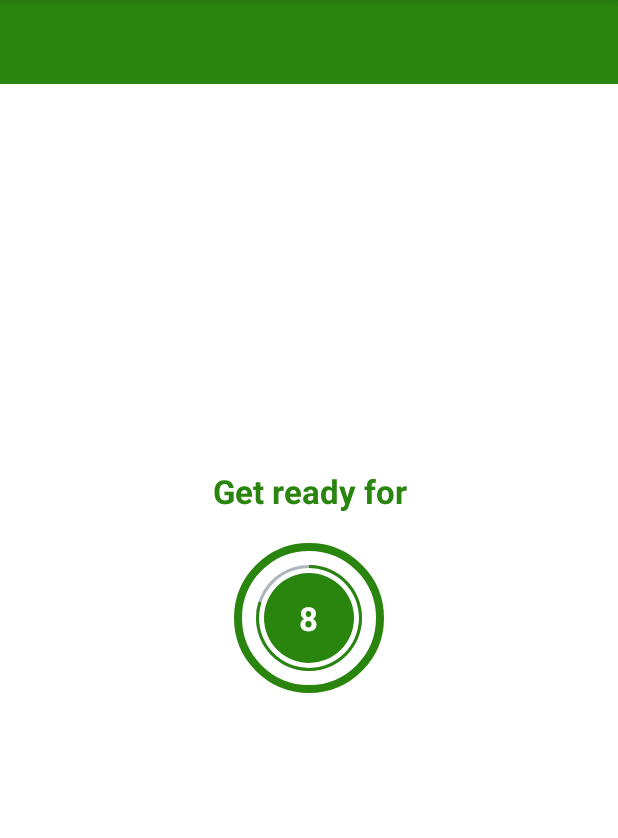
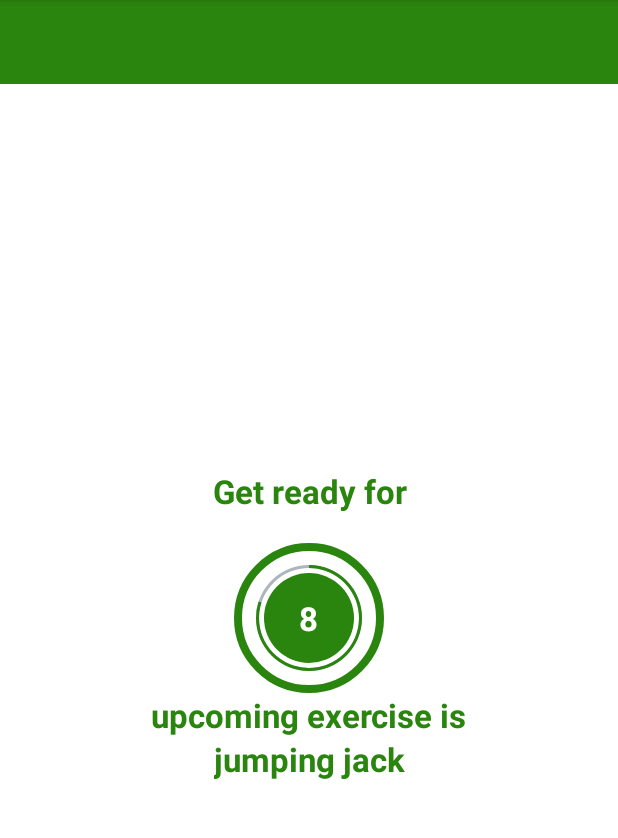
Before and after one commit to Emeka207ja/workoutapp, an Android app: the screen it shows after launch (ExerciseActivity), after a tap on "start", on a phone screen of 412 x 824 dp, the part 84-922 px from its top. Run offline under Robolectric (Android 15) with nearby library versions, the phone set to English and light mode, and no system bars; 1 statement that could not run was skipped.

Commit message:
added exercise view page

```diff
--- /dev/null
+++ b/app/src/main/java/com/example/workoutapp/Constants.kt
@@ -0,0 +1,53 @@
+package com.example.workoutapp
+
+object Constants {
+    private var exerciseList = ArrayList<ExerciseModel>()
+
+    private val jumpingJack:ExerciseModel = ExerciseModel(
+        1,
+        "jumping jack",
+        R.drawable.ic_jumping_jacks,
+        false,
+        false
+    )
+    private val plank:ExerciseModel = ExerciseModel(
+        2,
+        "plank",
+        R.drawable.ic_plank,
+        false,
+        false,
+    )
+    private val pushUp:ExerciseModel = ExerciseModel(
+        3,
+        "push up",
+        R.drawable.ic_push_up,
+        false,
+        false,
+    )
+    private val squat :ExerciseModel = ExerciseModel(
+        4,
+        "squat",
+        R.drawable.ic_squat,
+        false,
+        false
+    )
+    private val lunge :ExerciseModel = ExerciseModel(
+        5,
+        "lunge",
+        R.drawable.ic_lunge,
+        false,
+        false
+    )
+    fun getExerciseList():ArrayList<ExerciseModel>{
+        addExerciseToList(jumpingJack)
+        addExerciseToList(plank)
+        addExerciseToList(pushUp)
+        addExerciseToList(lunge)
+        addExerciseToList(squat)
+        return exerciseList
+    }
+
+    private fun addExerciseToList(exercise:ExerciseModel){
+        exerciseList.add(exercise)
+    }
+}
--- a/app/src/main/java/com/example/workoutapp/ExerciseActivity.kt
+++ b/app/src/main/java/com/example/workoutapp/ExerciseActivity.kt
@@ -13,8 +13,9 @@ class ExerciseActivity : AppCompatActivity() {
     private var restProgress:Int = 0
     private var exerciseTimer :CountDownTimer? = null
     private var exerciseProgress:Int = 0
-
+    private var exerciseList :ArrayList<ExerciseModel>? = null
     private var binding : ActivityExerciseBinding? = null
+    private var currentExercisePosition:Int = -1
     override fun onCreate(savedInstanceState: Bundle?) {
         super.onCreate(savedInstanceState)
         binding = ActivityExerciseBinding.inflate(layoutInflater)
@@ -26,14 +27,26 @@ class ExerciseActivity : AppCompatActivity() {
         binding?.toolbarExercise?.setNavigationOnClickListener {
             onBackPressedDispatcher.onBackPressed()
         }
+        exerciseList = Constants.getExerciseList()
         setUpRestView()
+
     }
 
     private fun setUpRestView(){
+        binding?.flCounter?.visibility = View.VISIBLE
+        binding?.tvStart?.visibility = View.VISIBLE
+        binding?.tvStart?.visibility = View.VISIBLE
+        binding?.tvExerciseName?.visibility = View.INVISIBLE
+        binding?.flExerciseView?.visibility = View.INVISIBLE
+        binding?.ivExerciseIcons?.visibility = View.INVISIBLE
+        binding?.tvExerciseLabel?.visibility = View.VISIBLE
+        binding?.tvUpcomingExerciseName?.visibility = View.VISIBLE
         if(restTimer != null){
             restTimer?.cancel()
             restProgress = 0
         }
+
+        binding?.tvUpcomingExerciseName?.text = exerciseList!![currentExercisePosition+1].getName()
         setRestProgress()
     }
     private  fun setRestProgress() {
@@ -46,6 +59,7 @@ class ExerciseActivity : AppCompatActivity() {
             }
 
             override fun onFinish() {
+                currentExercisePosition++
                 setupExerciseView()
             }
 
@@ -62,20 +76,30 @@ class ExerciseActivity : AppCompatActivity() {
             }
 
             override fun onFinish() {
-                Toast.makeText(this@ExerciseActivity,"30 seconds over",Toast.LENGTH_SHORT).show()
+               if(currentExercisePosition<exerciseList!!.size-1){
+                   setUpRestView()
+               }else{
+                   Toast.makeText(this@ExerciseActivity,"finished",Toast.LENGTH_SHORT).show()
+               }
             }
         }.start()
     }
 
     private fun setupExerciseView(){
         binding?.flCounter?.visibility = View.INVISIBLE
-        binding?.tvStart?.text = "Exercise name"
+        binding?.tvStart?.visibility = View.INVISIBLE
+        binding?.tvExerciseName?.visibility = View.VISIBLE
         binding?.flExerciseView?.visibility = View.VISIBLE
+        binding?.ivExerciseIcons?.visibility = View.VISIBLE
+        binding?.tvExerciseLabel?.visibility = View.INVISIBLE
+        binding?.tvUpcomingExerciseName?.visibility = View.INVISIBLE
         if(exerciseTimer != null){
             exerciseTimer?.cancel()
             exerciseProgress = 0
         }
         setupExerciseProgressTimer()
+        binding?.ivExerciseIcons?.setImageResource(exerciseList!![currentExercisePosition].getImage())
+        binding?.tvExerciseName?.text = exerciseList!![currentExercisePosition].getName()
     }
 
     override fun onDestroy() {
--- /dev/null
+++ b/app/src/main/java/com/example/workoutapp/exerciseData.kt
@@ -0,0 +1,9 @@
+package com.example.workoutapp
+
+data class ExerciseData(
+     var id:Int,
+     var name:String,
+     var image:Int,
+     var isCompleted:Boolean,
+     var isSelected:Boolean
+)
--- /dev/null
+++ b/app/src/main/java/com/example/workoutapp/exerciseDataClass.kt
@@ -0,0 +1,42 @@
+package com.example.workoutapp
+
+class ExerciseModel(
+    private var id:Int,
+    private var name:String,
+    private var image:Int,
+    private var isCompleted:Boolean,
+    private var isSelected:Boolean
+) {
+    fun getId():Int{
+        return id
+    }
+
+    fun setId(id:Int){
+        this.id = id
+    }
+
+    fun getImage():Int{
+        return image
+    }
+    fun setImage(imgId:Int){
+        this.image = imgId
+    }
+    fun getName():String{
+        return name
+    }
+    fun setName(name:String){
+        this.name = name
+    }
+    fun getIsCompleted():Boolean{
+        return isCompleted
+    }
+    fun setIsCompleted(isComplete:Boolean){
+        this.isCompleted = isComplete
+    }
+    fun getIsSelected():Boolean{
+        return isSelected
+    }
+    fun setIsSelected(selected:Boolean){
+        this.isSelected = selected
+    }
+}
--- a/app/src/main/res/layout/activity_exercise.xml
+++ b/app/src/main/res/layout/activity_exercise.xml
@@ -76,6 +76,58 @@
         </LinearLayout>
     </FrameLayout>
 
+    <TextView
+        android:id = "@+id/tvExerciseLabel"
+        android:layout_width = "wrap_content"
+        android:layout_height = "wrap_content"
+        android:text = "@string/upcoming_exercise_is"
+        app:layout_constraintTop_toBottomOf="@+id/flCounter"
+        app:layout_constraintBottom_toTopOf = "@+id/tvUpcomingExerciseName"
+        app:layout_constraintStart_toStartOf="parent"
+        app:layout_constraintEnd_toEndOf="parent"
+        android:textColor="@color/light_green"
+        android:textSize = "22sp"
+        android:textStyle = "bold"
+        />
+
+    <TextView
+        android:id = "@+id/tvUpcomingExerciseName"
+        android:layout_width = "wrap_content"
+        android:layout_height = "wrap_content"
+        app:layout_constraintTop_toBottomOf="@+id/tvExerciseLabel"
+        app:layout_constraintStart_toStartOf="parent"
+        app:layout_constraintEnd_toEndOf="parent"
+        android:textColor="@color/light_green"
+        android:textSize = "22sp"
+        android:textStyle = "bold"
+        />
+
+    <ImageView
+        android:layout_width = "match_parent"
+        android:layout_height = "0dp"
+        tools:src = "@drawable/ic_jumping_jacks"
+        android:scaleType="fitXY"
+        android:visibility = "gone"
+        tools:visibility="visible"
+        app:layout_constraintTop_toBottomOf="@+id/toolbarExercise"
+        android:id = "@+id/ivExerciseIcons"
+        app:layout_constraintBottom_toTopOf = "@+id/tvExerciseName"
+        android:contentDescription="exercise image type" />
+    <TextView
+        android:id = "@+id/tvExerciseName"
+        android:layout_width = "wrap_content"
+        android:layout_height = "wrap_content"
+        android:text = "test"
+        android:visibility = "gone"
+        tools:visibility="visible"
+        app:layout_constraintBottom_toTopOf = "@+id/flExerciseView"
+        app:layout_constraintTop_toBottomOf="@+id/ivExerciseIcons"
+        app:layout_constraintStart_toStartOf="parent"
+        app:layout_constraintEnd_toEndOf="parent"
+        android:textColor="@color/light_green"
+        android:textSize = "22sp"
+        android:textStyle = "bold"
+        />
     <FrameLayout
         android:id = "@+id/flExerciseView"
         android:layout_height="100dp"
--- a/app/src/main/res/values/strings.xml
+++ b/app/src/main/res/values/strings.xml
@@ -4,4 +4,5 @@
     <string name="start">start</string>
     <string name="exercise_activity">exercise activity</string>
     <string name="get_started">Get ready for</string>
+    <string name="upcoming_exercise_is">upcoming exercise is</string>
 </resources>
```
Also changed, not shown: app/src/main/res/drawable/ic_abdominal_crunch.png (added), app/src/main/res/drawable/ic_jumping_jacks.png (added), app/src/main/res/drawable/ic_lunge.png (added), app/src/main/res/drawable/ic_plank.png (added), app/src/main/res/drawable/ic_push_up.png (added), app/src/main/res/drawable/ic_push_up_and_rotation.png (added), app/src/main/res/drawable/ic_side_plank.png (added), app/src/main/res/drawable/ic_squat.png (added), app/src/main/res/drawable/ic_step_up_onto_chair.png (added), app/src/main/res/drawable/ic_triceps_dip_on_chair.png (added), app/src/main/res/drawable/ic_wall_sit.png (added).
